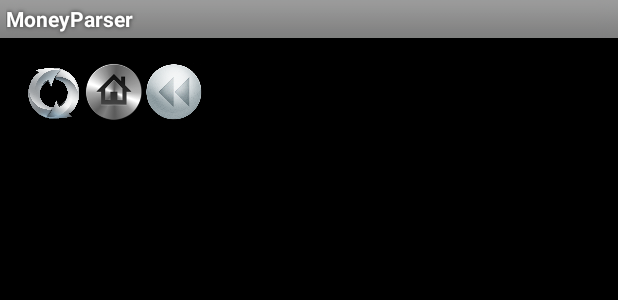
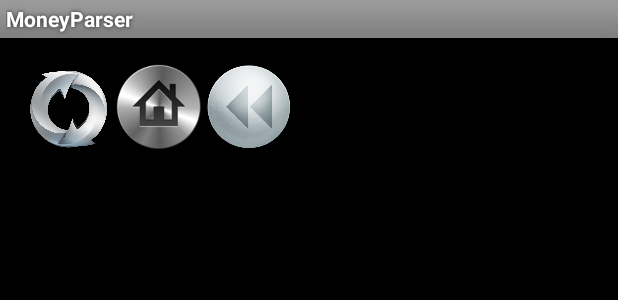
Before and after one commit to SovanSB/MoneyParser, an Android app: the layout activity_main.xml on its own in the app's theme, with its tools: preview values and no code run, on a phone screen of 412 x 824 dp. Shown: the top 300 px of the screen. Run offline under Robolectric (Android 15) with nearby library versions, the phone set to English and light mode, and no system bars.

Commit message:
Temporary commit (something is deleted, something was refactored, something is going to be deleted).

```diff
--- a/app/src/main/res/layout/activity_main.xml
+++ b/app/src/main/res/layout/activity_main.xml
@@ -17,16 +17,16 @@
         android:layout_below="@+id/btn_refresh"/>
 
     <Button
-        android:layout_width="40dp"
-        android:layout_height="40dp"
+        android:layout_width="@dimen/button_size"
+        android:layout_height="@dimen/button_size"
         android:id="@+id/btn_refresh"
         android:onClick="onListClick"
         android:background="@drawable/refresh"
         />
 
     <Button
-        android:layout_width="40dp"
-        android:layout_height="40dp"
+        android:layout_width="@dimen/button_size"
+        android:layout_height="@dimen/button_size"
         android:id="@+id/btn_back"
         android:layout_alignParentTop="true"
         android:onClick="onBackClick"
@@ -35,8 +35,8 @@
         android:layout_toEndOf="@+id/btn_home"/>
 
     <Button
-        android:layout_width="40dp"
-        android:layout_height="40dp"
+        android:layout_width="@dimen/button_size"
+        android:layout_height="@dimen/button_size"
         android:id="@+id/btn_home"
         android:onClick="onFilterClick"
         android:background="@drawable/home2"
--- a/app/src/main/res/values/dimens.xml
+++ b/app/src/main/res/values/dimens.xml
@@ -2,4 +2,5 @@
     <!-- Default screen margins, per the Android Design guidelines. -->
     <dimen name="activity_horizontal_margin">16dp</dimen>
     <dimen name="activity_vertical_margin">16dp</dimen>
+    <dimen name="button_size">60dp</dimen>
 </resources>
```
Also changed, not shown: app/src/main/java/com/yandex/android_school/sovan/moneyparser/activity/MainActivity.java (+29 -77 lines), app/src/main/java/com/yandex/android_school/sovan/moneyparser/adapter/CategoryAdapter.java (+6 -4 lines), app/src/main/java/com/yandex/android_school/sovan/moneyparser/categories/CategoryItem.java (+36 -63 lines), app/src/main/java/com/yandex/android_school/sovan/moneyparser/sqlite/SQLiteProvider.java (+10 -12 lines), app/src/main/java/com/yandex/android_school/sovan/moneyparser/sqlite/SQLiteUriMatcher.java (+5 -7 lines).
